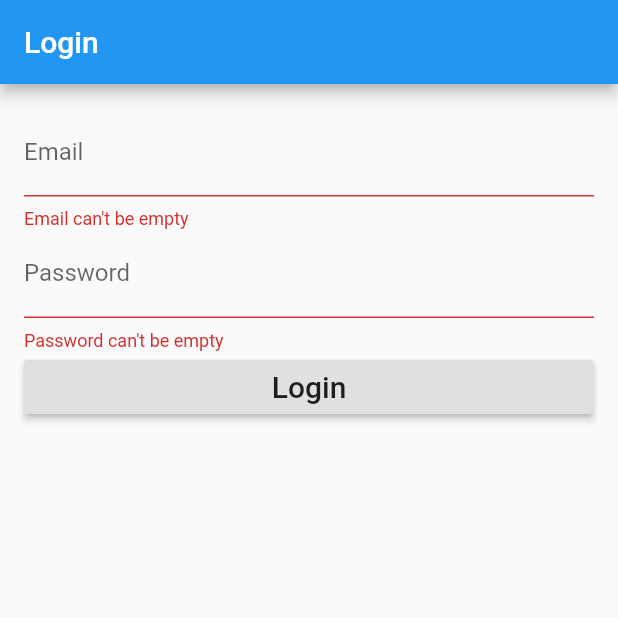
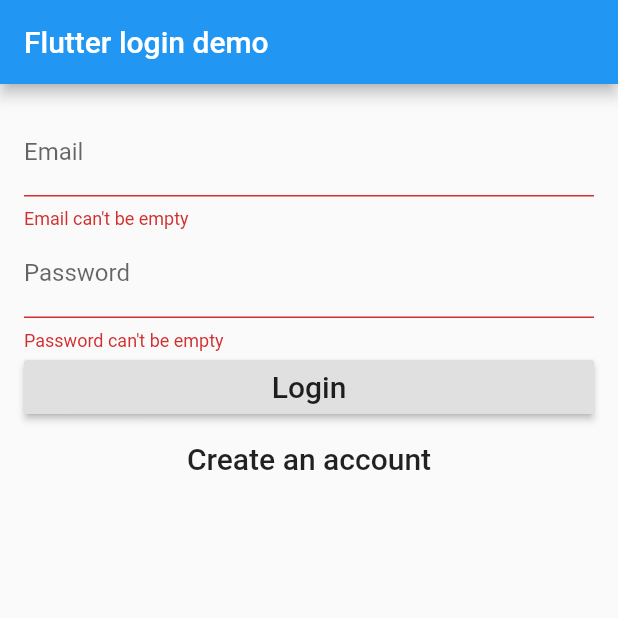
Before and after one commit to gonzalodev15/projectFlutter, a Flutter app: the screen it shows after launch, after a tap on "Login", on a phone screen of 412 x 824 dp, the top half of it. Run offline on Flutter 3.47's test engine with Material 2 defaults, Android fonts, the phone set to English and light mode, and no system bars; our stand-ins replace firebase_auth; accounts and stored records are empty.

Commit message:
Login Complete and some other functionalities

```diff
--- /dev/null
+++ b/lib/Authentication/Auth.dart
@@ -0,0 +1,42 @@
+import 'dart:async';
+import 'package:firebase_auth/firebase_auth.dart';
+
+abstract class BaseAuth {
+  Future<String> signInWithEmailAndPassword(String email, String password);
+  Future<String> createUserWithEmailAndPassword(String email, String password);
+  Future<String> currentUser();
+  Future<void> signOut();
+  Stream<String> get onAuthStateChanged;
+}
+
+class Auth implements BaseAuth {
+  final FirebaseAuth _firebaseAuth = FirebaseAuth.instance;
+
+  @override
+  Stream<String> get onAuthStateChanged{
+    return _firebaseAuth.onAuthStateChanged.map((FirebaseUser user) => user?.uid);
+  }
+
+  @override
+  Future<String> signInWithEmailAndPassword(String email, String password) async {
+    final FirebaseUser user = (await _firebaseAuth.signInWithEmailAndPassword(email: email, password: password)) as FirebaseUser;
+    return user?.uid;
+  }
+
+  @override
+  Future<String> createUserWithEmailAndPassword(String email, String password) async {
+    final FirebaseUser user = (await _firebaseAuth.createUserWithEmailAndPassword(email: email, password: password)) as FirebaseUser;
+    return user?.uid;
+  }
+
+  @override
+  Future<String> currentUser() async {
+    final FirebaseUser user = await _firebaseAuth.currentUser();
+    return user?.uid;
+  }
+
+  @override
+  Future<void> signOut() async {
+    return _firebaseAuth.signOut();
+  }
+}
--- /dev/null
+++ b/lib/Authentication/AuthProvider.dart
@@ -0,0 +1,14 @@
+import 'package:flutter/material.dart';
+import 'Auth.dart';
+
+class AuthProvider extends InheritedWidget {
+  const AuthProvider({Key key, Widget child, this.auth}) : super(key: key, child: child);
+  final BaseAuth auth;
+
+  @override
+  bool updateShouldNotify(InheritedWidget oldWidget) => true;
+
+  static AuthProvider of(BuildContext context) {
+    return context.inheritFromWidgetOfExactType(AuthProvider);
+  }
+}
--- /dev/null
+++ b/lib/Pages/login_page.dart
@@ -0,0 +1,139 @@
+
+import 'package:clashroyale_flutter/Authentication/Auth.dart';
+import 'package:clashroyale_flutter/Authentication/AuthProvider.dart';
+import 'package:flutter/material.dart';
+
+
+class EmailFieldValidator {
+  static String validate(String value) {
+    return value.isEmpty ? 'Email can\'t be empty' : null;
+  }
+}
+
+class PasswordFieldValidator {
+  static String validate(String value) {
+    return value.isEmpty ? 'Password can\'t be empty' : null;
+  }
+}
+
+class LoginPage extends StatefulWidget {
+  @override
+  State<StatefulWidget> createState() => _LoginPageState();
+}
+
+enum FormType {
+  login,
+  register,
+}
+
+class _LoginPageState extends State<LoginPage> {
+  final GlobalKey<FormState> formKey = GlobalKey<FormState>();
+
+  String _email;
+  String _password;
+  FormType _formType = FormType.login;
+
+  bool validateAndSave() {
+    final FormState form = formKey.currentState;
+    if (form.validate()) {
+      form.save();
+      return true;
+    }
+    return false;
+  }
+
+  Future<void> validateAndSubmit() async {
+    if (validateAndSave()) {
+      try {
+        final BaseAuth auth = AuthProvider.of(context).auth;
+        if (_formType == FormType.login) {
+          final String userId = await auth.signInWithEmailAndPassword(_email, _password);
+          print('Signed in: $userId');
+        } else {
+          final String userId = await auth.createUserWithEmailAndPassword(_email, _password);
+          print('Registered user: $userId');
+        }
+      } catch (e) {
+        print('Error: $e');
+      }
+    }
+  }
+
+  void moveToRegister() {
+    formKey.currentState.reset();
+    setState(() {
+      _formType = FormType.register;
+    });
+  }
+
+  void moveToLogin() {
+    formKey.currentState.reset();
+    setState(() {
+      _formType = FormType.login;
+    });
+  }
+
+  @override
+  Widget build(BuildContext context) {
+    return Scaffold(
+      appBar: AppBar(
+        title: Text('Flutter login demo'),
+      ),
+      body: Container(
+        padding: EdgeInsets.all(16.0),
+        child: Form(
+          key: formKey,
+          child: Column(
+            crossAxisAlignment: CrossAxisAlignment.stretch,
+            children: buildInputs() + buildSubmitButtons(),
+          ),
+        ),
+      ),
+    );
+  }
+
+  List<Widget> buildInputs() {
+    return <Widget>[
+      TextFormField(
+        key: Key('email'),
+        decoration: InputDecoration(labelText: 'Email'),
+        validator: EmailFieldValidator.validate,
+        onSaved: (String value) => _email = value,
+      ),
+      TextFormField(
+        key: Key('password'),
+        decoration: InputDecoration(labelText: 'Password'),
+        obscureText: true,
+        validator: PasswordFieldValidator.validate,
+        onSaved: (String value) => _password = value,
+      ),
+    ];
+  }
+
+  List<Widget> buildSubmitButtons() {
+    if (_formType == FormType.login) {
+      return <Widget>[
+        RaisedButton(
+          key: Key('signIn'),
+          child: Text('Login', style: TextStyle(fontSize: 20.0)),
+          onPressed: validateAndSubmit,
+        ),
+        FlatButton(
+          child: Text('Create an account', style: TextStyle(fontSize: 20.0)),
+          onPressed: moveToRegister,
+        ),
+      ];
+    } else {
+      return <Widget>[
+        RaisedButton(
+          child: Text('Create an account', style: TextStyle(fontSize: 20.0)),
+          onPressed: validateAndSubmit,
+        ),
+        FlatButton(
+          child: Text('Have an account? Login', style: TextStyle(fontSize: 20.0)),
+          onPressed: moveToLogin,
+        ),
+      ];
+    }
+  }
+}
--- /dev/null
+++ b/lib/Pages/rootPage.dart
@@ -0,0 +1,68 @@
+
+import 'package:clashroyale_flutter/Authentication/Auth.dart';
+import 'package:clashroyale_flutter/Authentication/AuthProvider.dart';
+import 'package:flutter/material.dart';
+import 'home_page.dart';
+import 'login_page.dart';
+
+class RootPage extends StatefulWidget {
+  @override
+  State<StatefulWidget> createState() => _RootPageState();
+}
+
+enum AuthStatus {
+  notDetermined,
+  notSignedIn,
+  signedIn,
+}
+
+class _RootPageState extends State<RootPage> {
+  AuthStatus authStatus = AuthStatus.notDetermined;
+
+  @override
+  void didChangeDependencies() {
+    super.didChangeDependencies();
+    final BaseAuth auth = AuthProvider.of(context).auth;
+    auth.currentUser().then((String userId) {
+      setState(() {
+        authStatus = userId == null ? AuthStatus.notSignedIn : AuthStatus.signedIn;
+      });
+    });
+  }
+
+  void _signedIn() {
+    setState(() {
+      authStatus = AuthStatus.signedIn;
+    });
+  }
+
+  void _signedOut() {
+    setState(() {
+      authStatus = AuthStatus.notSignedIn;
+    });
+  }
+
+  @override
+  Widget build(BuildContext context) {
+    final BaseAuth auth = AuthProvider.of(context).auth;
+    return StreamBuilder<String>(
+      stream: auth.onAuthStateChanged,
+      builder: (BuildContext context, AsyncSnapshot<String> snapshot){
+        if(snapshot.connectionState == ConnectionState.active){
+          final bool isLoggedIn = snapshot.hasData;
+          return isLoggedIn? MyHomePage(): LoginPage();
+        }
+        return _buildWaitingScreen();
+      },
+    );
+  }
+
+  Widget _buildWaitingScreen() {
+    return Scaffold(
+      body: Container(
+        alignment: Alignment.center,
+        child: CircularProgressIndicator(),
+      ),
+    );
+  }
+}
--- a/lib/login_page.dart
+++ /dev/null
@@ -1,60 +0,0 @@
-import 'package:flutter/material.dart';
-
-class LoginPage extends StatefulWidget {
-
-  @override
-  State<StatefulWidget> createState() => new _LoginPageState();
-}
-
-class _LoginPageState extends State<LoginPage>{
-
-  String _email;
-  String _password;
-
-  final formKey = new GlobalKey<FormState>();
-
-  void validateAndSave(){
-    final form = formKey.currentState;
-
-    if(form.validate()){
-      print("Form is valid. Email : $_email, password: $_password");
-    }
-    else{
-      print("Form is invalid.  Email : $_email, password: $_password");
-    }
-  }
-
-  @override
-    Widget build(BuildContext context) {
-    return new Scaffold(
-      appBar:  new AppBar(
-        title: new Text("Login"),
-      ),
-      body: new Container(
-        padding: EdgeInsets.all(16.0),
-        child: new Form(
-            key: formKey,
-            child: new Column(
-              crossAxisAlignment: CrossAxisAlignment.stretch,
-              children: <Widget>[
-                new TextFormField(
-                  decoration: new InputDecoration(labelText: "Email"),
-                  validator: (value) => value.isEmpty ? "Email can't be empty": null,
-                  onSaved: (value) => _email = value,
-                ),
-                new TextFormField(
-                  decoration: new InputDecoration(labelText: "Password"),
-                  validator: (value) => value.isEmpty ? "Password can't be empty": null,
-                  obscureText: true,
-                  onSaved: (value) => _password = value,
-                ),
-                new RaisedButton(
-                    child: new Text("Login", style: new TextStyle(fontSize: 20.0),),
-                    onPressed: validateAndSave)
-              ],
-            ),
-        )
-      ),
-    );
-  }
-}
--- a/lib/main.dart
+++ b/lib/main.dart
@@ -1,129 +1,23 @@
 import 'package:flutter/material.dart';
-import 'dart:convert';
-import 'Model/TopClan.dart';
-import 'package:clashroyale_flutter/Model/TopClan.dart';
-import 'package:http/http.dart' as http;
-import 'dart:async';
-
-import 'login_page.dart';
+import 'Authentication/Auth.dart';
+import 'Authentication/AuthProvider.dart';
+import 'Pages/login_page.dart';
+import 'Pages/rootPage.dart';
 
 void main() => runApp(MyApp());
 
 class MyApp extends StatelessWidget {
-  // This widget is the root of your application.
   @override
   Widget build(BuildContext context) {
-    return MaterialApp(
-      title: 'Flutter Demo',
-      theme: ThemeData(
-        // This is the theme of your application.
-        //
-        // Try running your application with "flutter run". You'll see the
-        // application has a blue toolbar. Then, without quitting the app, try
-        // changing the primarySwatch below to Colors.green and then invoke
-        // "hot reload" (press "r" in the console where you ran "flutter run",
-        // or simply save your changes to "hot reload" in a Flutter IDE).
-        // Notice that the counter didn't reset back to zero; the application
-        // is not restarted.
-        primarySwatch: Colors.blue,
+    return AuthProvider(
+      auth: Auth(),
+      child: MaterialApp(
+        title: 'Flutter login demo',
+        theme: ThemeData(
+          primarySwatch: Colors.blue,
+        ),
+        home: RootPage(),
       ),
-      home: new LoginPage(),
     );
   }
 }
-
-class MyHomePage extends StatefulWidget {
-  MyHomePage({Key key, this.title}) : super(key: key);
-
-  // This widget is the home page of your application. It is stateful, meaning
-  // that it has a State object (defined below) that contains fields that affect
-  // how it looks.
-
-  // This class is the configuration for the state. It holds the values (in this
-  // case the title) provided by the parent (in this case the App widget) and
-  // used by the build method of the State. Fields in a Widget subclass are
-  // always marked "final".
-
-  final String title;
-
-  @override
-  _MyHomePageState createState() => _MyHomePageState();
-}
-
-class _MyHomePageState extends State<MyHomePage> {
-  List<TopClan> topClans = [];
-  List<dynamic> topclans = [];
-  String url = "https://api.royaleapi.com/top/clans/";
-  static const Map<String, String> requestHeaders = {
-    "auth" : "eyJhbGciOiJIUzI1NiIsInR5cCI6IkpXVCJ9.eyJpZCI6Mjk0NCwiaWRlbiI6IjQzOTYzNTk4NDQzNTM4MDI0NSIsIm1kIjp7InVzZXJuYW1lIjoiIiwiZGlzY3JpbWluYXRvciI6IiIsImtleVZlcnNpb24iOjB9LCJ0cyI6MTU2NTU2NTY1NDQ2MX0.6y7JZuoQwKf9_244oWOLcSlh3WbgW9TBYYQl4oyRiso"
-  };
-
-  Future<String> getTopClans() async {
-    final response = await http.get(
-        Uri.encodeFull(url),
-        headers: requestHeaders
-    );
-    print(json.decode(response.body));
-    setState(() {
-      if(response.statusCode == 200) {
-        topclans = json.decode(response.body);
-        for(int i = 0; i < 50; i++){
-          topClans.add(TopClan.fromJson(topclans[i]));
-
-        }
-      }
-      else{
-        return null;
-      }
-    });
-    return "Success";
-  }
-
-  @override
-  void initState() {
-    this.getTopClans();
-  }
-
-  @override
-  Widget build(BuildContext context) {
-
-    return Scaffold(
-      appBar: AppBar(
-        // Here we take the value from the MyHomePage object that was created by
-        // the App.build method, and use it to set our appbar title.
-        title: Text(widget.title),
-      ),
-      body: new ListView.builder(
-          itemCount: topClans == null ? 0 : topClans.length,
-          itemBuilder: (context, index) {
-            return new Card(
-              child: new Container(
-                  padding: new EdgeInsets.all(32.0),
-                  child: new Column(
-                      children: <Widget>[
-                        new Row(children: <Widget>[
-                          new IconButton(
-                              icon: Icon(Icons.bookmark_border),
-                              onPressed: () {
-
-                              },
-                              alignment: Alignment.center,
-                              iconSize: 50,
-
-                          ),
-                        ],),
-                        new Column(children: <Widget>[
-                          new Text(topClans[index].name),
-                          new Text(topClans[index].rank.toString()),
-                        ],),
-
-                      ])
-              ),
-            );
-          }),
-
-    );
-
-  }
-
-}
```
Also changed, not shown: lib/Pages/home_page.dart (added, +122 -0 lines), lib/Persistence/favourites_db.dart (deleted, +0 -66 lines), pubspec.yaml (+3 -9 lines), pubspec.lock, 6 other files.
